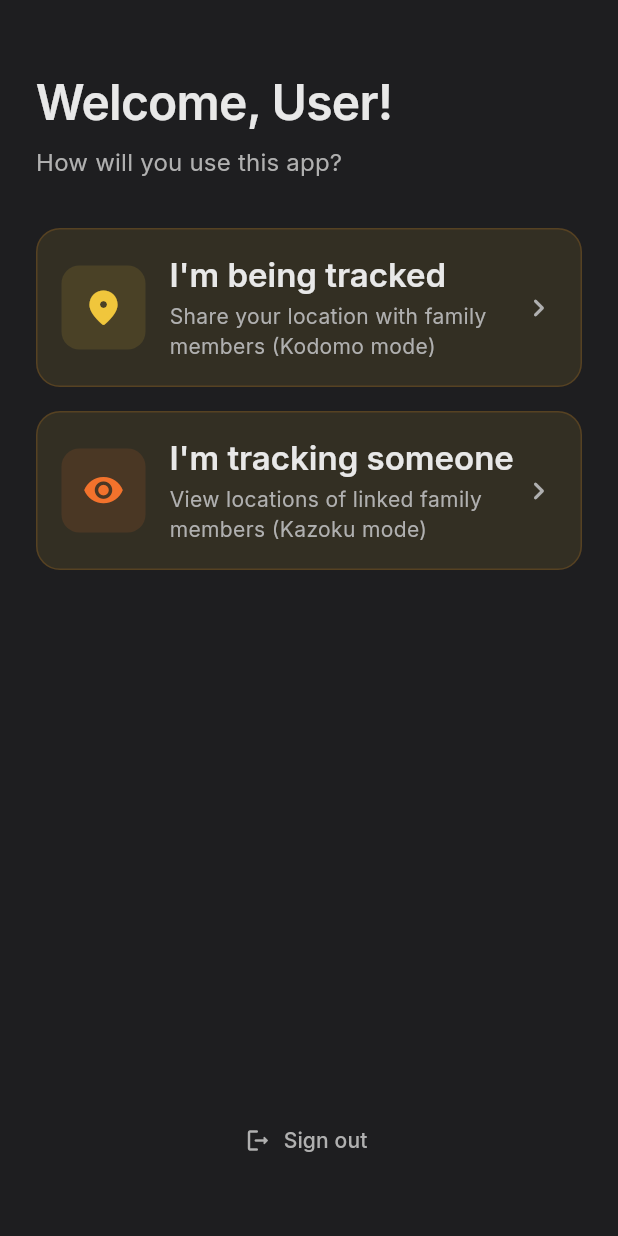
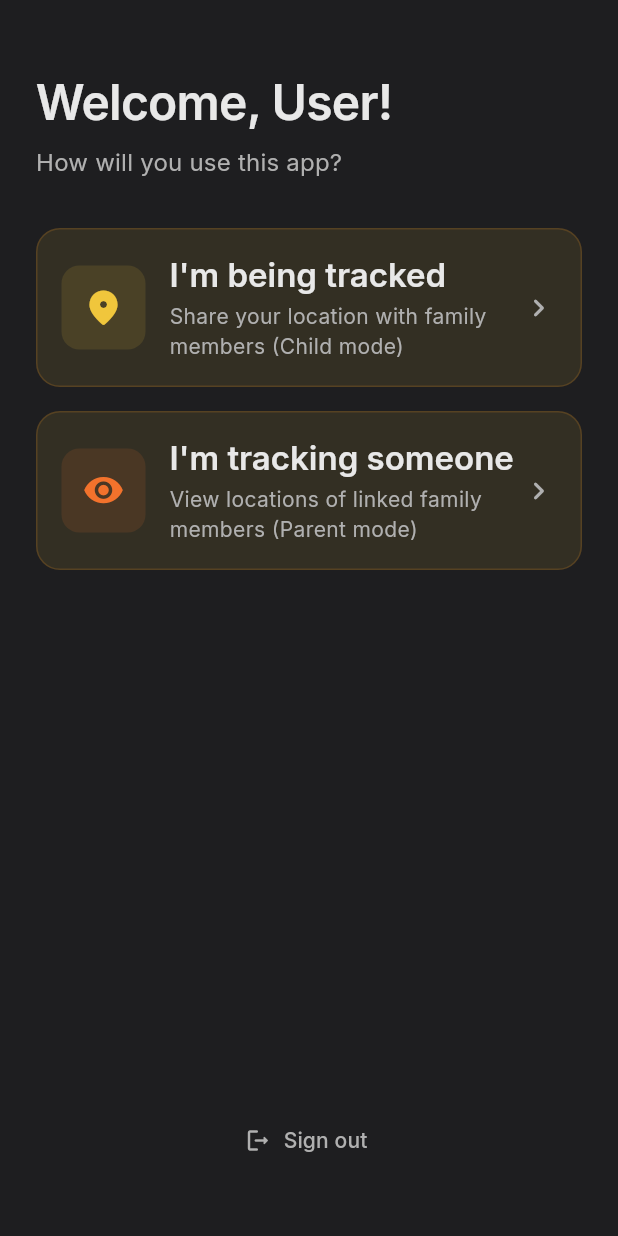
Before and after one commit to karthikvvk/GPSTrackerBackend, a Flutter app: the RoleSelectPage screen opened by its route, on a phone screen of 412 x 824 dp. Run offline on Flutter 3.47's test engine with Material 3 defaults, Android fonts, the phone set to English and light mode, and no system bars; our stand-ins replace firebase_auth, firebase_core, flutter_local_notifications, flutter_map, geolocator, go_router and 6 more; missing offline and left inert: flutter_background_service, mobile_scanner; accounts and stored records are empty.

Commit message:
app refractoring

```diff
--- a/lib/data/api_service.dart
+++ b/lib/data/api_service.dart
@@ -42,7 +42,7 @@ class ApiService {
   }
 
   // =========================================================================
-  // Send Coordinates (Kodomo)
+  // Send Coordinates (Child)
   // =========================================================================
 
   /// Send coordinates to server
@@ -69,7 +69,7 @@ class ApiService {
   }
 
   // =========================================================================
-  // Sync & Fetch (Kazoku)
+  // Sync & Fetch (Parent)
   // =========================================================================
 
   /// Resume sync from a specific timestamp
--- a/lib/data/models.dart
+++ b/lib/data/models.dart
@@ -2,11 +2,11 @@
 
 /// User role determining app behavior
 enum UserRole {
-  /// Child being tracked (Kodomo)
-  kodomo,
+  /// Child being tracked (Child)
+  child,
 
-  /// Parent viewing tracked child (Kazoku)
-  kazoku,
+  /// Parent viewing tracked child (Parent)
+  parent,
 }
 
 /// Coordinate log entry
@@ -73,7 +73,7 @@ class CoordinateLog {
       'CoordinateLog(x: $xCord, y: $yCord, time: $loggedTime, synced: $synced)';
 }
 
-/// Linked child account (for Kazoku mode)
+/// Linked child account (for Parent mode)
 class LinkedChild {
   final String odemoId;
   final String displayName;
--- a/lib/pages/auth/role_select_page.dart
+++ b/lib/pages/auth/role_select_page.dart
@@ -7,7 +7,7 @@ import 'package:gpstracking/theme.dart';
 import 'package:gpstracking/ui/app_widgets.dart';
 import 'package:provider/provider.dart';
 
-/// Role selection page - choose between Kodomo (being tracked) or Kazoku (tracking)
+/// Role selection page - choose between Child (being tracked) or Parent (tracking)
 class RoleSelectPage extends StatelessWidget {
   const RoleSelectPage({super.key});
 
@@ -37,10 +37,10 @@ class RoleSelectPage extends StatelessWidget {
               ),
               const SizedBox(height: AppSpacing.xl),
 
-              // Kodomo option
+              // Child option
               GradientCard(
                 onTap: () {
-                  session.setRole(UserRole.kodomo);
+                  session.setRole(UserRole.child);
                   context.go(AppRoutes.dashboard);
                 },
                 child: Row(
@@ -67,7 +67,7 @@ class RoleSelectPage extends StatelessWidget {
                           ),
                           const SizedBox(height: 4),
                           Text(
-                            'Share your location with family members (Kodomo mode)',
+                            'Share your location with family members (Child mode)',
                             style: context.textStyles.bodyMedium
                                 ?.copyWith(color: scheme.onSurfaceVariant),
                           ),
@@ -82,10 +82,10 @@ class RoleSelectPage extends StatelessWidget {
 
               const SizedBox(height: AppSpacing.md),
 
-              // Kazoku option
+              // Parent option
               GradientCard(
                 onTap: () {
-                  session.setRole(UserRole.kazoku);
+                  session.setRole(UserRole.parent);
                   context.go(AppRoutes.dashboard);
                 },
                 child: Row(
@@ -112,7 +112,7 @@ class RoleSelectPage extends StatelessWidget {
                           ),
                           const SizedBox(height: 4),
                           Text(
-                            'View locations of linked family members (Kazoku mode)',
+                            'View locations of linked family members (Parent mode)',
                             style: context.textStyles.bodyMedium
                                 ?.copyWith(color: scheme.onSurfaceVariant),
                           ),
@@ -136,7 +136,8 @@ class RoleSelectPage extends StatelessWidget {
                       context.go(AppRoutes.welcome);
                     }
                   },
-                  icon: Icon(Icons.logout_rounded, color: scheme.onSurfaceVariant),
+                  icon: Icon(Icons.logout_rounded,
+                      color: scheme.onSurfaceVariant),
                   label: Text(
                     'Sign out',
                     style: context.textStyles.labelLarge
--- a/lib/pages/dashboard/dashboard_page.dart
+++ b/lib/pages/dashboard/dashboard_page.dart
@@ -81,20 +81,20 @@ class _DashboardPageState extends State<DashboardPage> {
   Widget build(BuildContext context) {
     final session = context.watch<AppSession>();
 
-    if (session.isKodomo) {
-      return _buildKodomoDashboard(context, session);
-    } else if (session.isKazoku) {
-      return _buildKazokuDashboard(context, session);
+    if (session.isChild) {
+      return _buildChildDashboard(context, session);
+    } else if (session.isParent) {
+      return _buildParentDashboard(context, session);
     } else {
       return _buildDefaultDashboard(context, session);
     }
   }
 
   // ---------------------------------------------------------------------------
-  // Kodomo Dashboard
+  // Child Dashboard
   // ---------------------------------------------------------------------------
 
-  Widget _buildKodomoDashboard(BuildContext context, AppSession session) {
+  Widget _buildChildDashboard(BuildContext context, AppSession session) {
     final scheme = Theme.of(context).colorScheme;
 
     return SafeArea(
@@ -102,7 +102,7 @@ class _DashboardPageState extends State<DashboardPage> {
         padding: AppSpacing.paddingLg,
         children: [
           Text(
-            'Kodomo Dashboard',
+            'Child Dashboard',
             style: context.textStyles.headlineLarge
                 ?.copyWith(color: scheme.onSurface),
           ),
@@ -243,10 +243,10 @@ class _DashboardPageState extends State<DashboardPage> {
   }
 
   // ---------------------------------------------------------------------------
-  // Kazoku Dashboard
+  // Parent Dashboard
   // ---------------------------------------------------------------------------
 
-  Widget _buildKazokuDashboard(BuildContext context, AppSession session) {
+  Widget _buildParentDashboard(BuildContext context, AppSession session) {
     final scheme = Theme.of(context).colorScheme;
 
     return SafeArea(
@@ -254,7 +254,7 @@ class _DashboardPageState extends State<DashboardPage> {
         padding: AppSpacing.paddingLg,
         children: [
           Text(
-            'Kazoku Dashboard',
+            'Parent Dashboard',
             style: context.textStyles.headlineLarge
                 ?.copyWith(color: scheme.onSurface),
           ),
--- a/lib/pages/welcome_page.dart
+++ b/lib/pages/welcome_page.dart
@@ -171,17 +171,17 @@ class _WelcomePageState extends State<WelcomePage> {
             _RoleOption(
               icon: Icons.location_on_rounded,
               title: "I'm being tracked",
-              subtitle: "Kodomo Mode",
+              subtitle: "Child Mode",
               color: Theme.of(context).colorScheme.primary, // Yellow/Gold
-              onTap: () => _finalizeSignUp(context, user, UserRole.kodomo),
+              onTap: () => _finalizeSignUp(context, user, UserRole.child),
             ),
             const SizedBox(height: AppSpacing.md),
             _RoleOption(
               icon: Icons.visibility_rounded,
               title: "I'm tracking someone",
-              subtitle: "Kazoku Mode",
+              subtitle: "Parent Mode",
               color: Theme.of(context).colorScheme.tertiary, // Orange
-              onTap: () => _finalizeSignUp(context, user, UserRole.kazoku),
+              onTap: () => _finalizeSignUp(context, user, UserRole.parent),
             ),
           ],
         ),
@@ -207,7 +207,7 @@ class _WelcomePageState extends State<WelcomePage> {
     session.completeSignIn(user);
     session.setRole(role); // Ensure role is set in session
 
-    if (role == UserRole.kazoku) {
+    if (role == UserRole.parent) {
       // Navigate to Dashboard but show Link Dialog
       // We can use a post-frame callback or simple navigation argument?
       // Since router takes over, we can't easily pass args to dashboard via GoRouter
--- a/lib/state/app_session.dart
+++ b/lib/state/app_session.dart
@@ -28,12 +28,12 @@ class AppSession extends ChangeNotifier {
   UserRole? _role;
 
   UserRole? get role => _role;
-  bool get isKodomo => _role == UserRole.kodomo;
-  bool get isKazoku => _role == UserRole.kazoku;
+  bool get isChild => _role == UserRole.child;
+  bool get isParent => _role == UserRole.parent;
   bool get hasRole => _role != null;
 
   // =========================================================================
-  // Tracking State (Kodomo mode)
+  // Tracking State (Child mode)
   // =========================================================================
 
   bool _trackingActive = false;
@@ -47,7 +47,7 @@ class AppSession extends ChangeNotifier {
   int get backupCount => _backupCount;
 
   // =========================================================================
-  // Linked Children (Kazoku mode)
+  // Linked Children (Parent mode)
   // =========================================================================
 
   List<LinkedChild> _linkedChildren = [];
@@ -96,7 +96,7 @@ class AppSession extends ChangeNotifier {
       // Restore role if saved
       final roleStr = _authService.role;
       if (roleStr != null) {
-        _role = roleStr == 'kodomo' ? UserRole.kodomo : UserRole.kazoku;
+        _role = roleStr == 'child' ? UserRole.child : UserRole.parent;
       }
 
       notifyListeners();
@@ -121,7 +121,7 @@ class AppSession extends ChangeNotifier {
         // Restore role if saved
         final roleStr = user['role'];
         if (roleStr != null) {
-          _role = roleStr == 'kodomo' ? UserRole.kodomo : UserRole.kazoku;
+          _role = roleStr == 'child' ? UserRole.child : UserRole.parent;
         }
 
         notifyListeners();
@@ -159,7 +159,7 @@ class AppSession extends ChangeNotifier {
 
     final roleStr = user['role'];
     if (roleStr != null) {
-      _role = roleStr == 'kodomo' ? UserRole.kodomo : UserRole.kazoku;
+      _role = roleStr == 'child' ? UserRole.child : UserRole.parent;
     }
 
     notifyListeners();
@@ -216,7 +216,7 @@ class AppSession extends ChangeNotifier {
   void setRole(UserRole role) {
     _role = role;
     // Save role to backend
-    _authService.updateRole(role == UserRole.kodomo ? 'kodomo' : 'kazoku');
+    _authService.updateRole(role == UserRole.child ? 'child' : 'parent');
     notifyListeners();
   }
 
@@ -227,7 +227,7 @@ class AppSession extends ChangeNotifier {
   }
 
   // =========================================================================
-  // Tracking Methods (Kodomo)
+  // Tracking Methods (Child)
   // =========================================================================
 
   /// Update tracking status
@@ -255,7 +255,7 @@ class AppSession extends ChangeNotifier {
   }
 
   // =========================================================================
-  // Linked Children Methods (Kazoku)
+  // Linked Children Methods (Parent)
   // =========================================================================
 
   /// Add a linked child
--- a/pubspec.yaml
+++ b/pubspec.yaml
@@ -1,5 +1,5 @@
 name: gpstracking
-description: "GPS Tracker - Kodomo & Kazoku unified app"
+description: "GPS Tracker - Child & Parent unified app"
 publish_to: "none"
 
 version: 1.0.0+1
```
Also changed, not shown: lib/pages/map/live_map_page.dart (+4 -4 lines), lib/pages/profile/profile_page.dart (+4 -4 lines), pubspec.lock.
